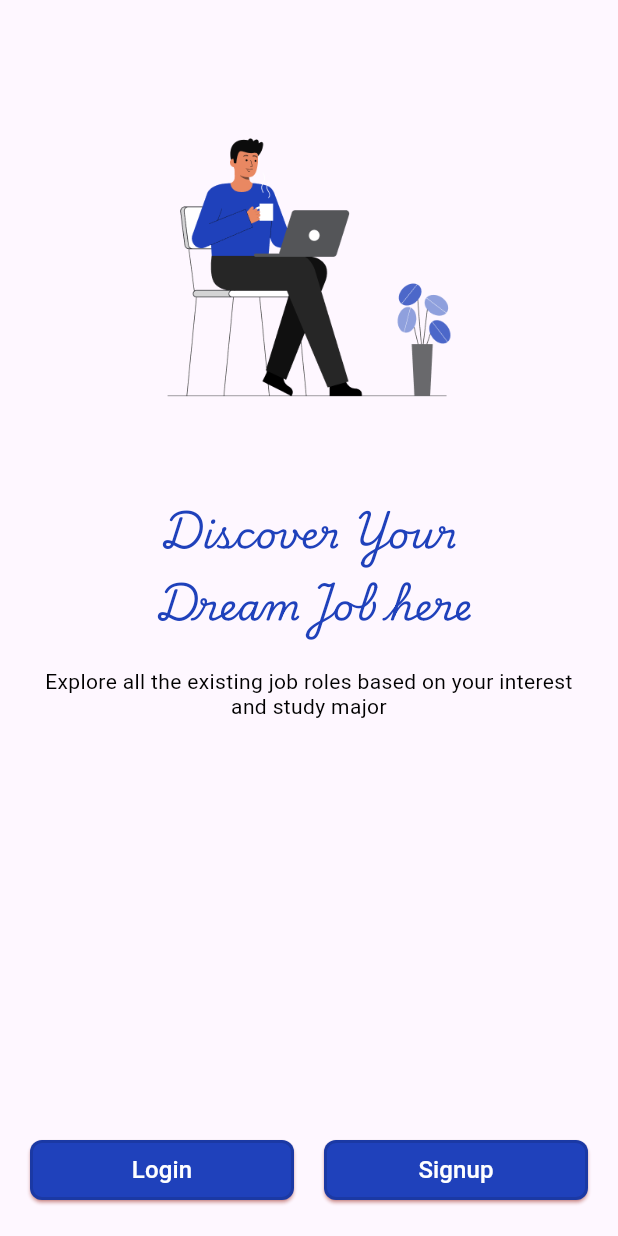
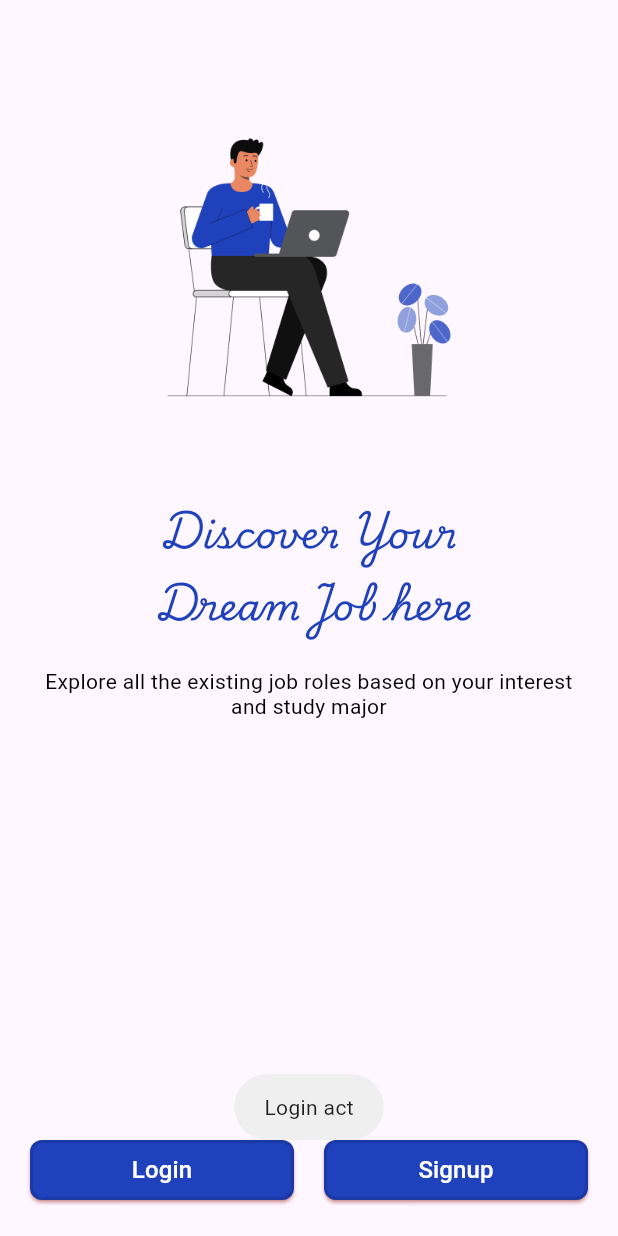
Before and after one commit to thedinkarbhardwaj/Flutter, a Flutter app: the screen it shows after launch, after a tap on "Login", on a phone screen of 412 x 824 dp. Run offline on Flutter 3.47's test engine with Material 3 defaults, Android fonts, the light colour scheme and no system bars; our stand-ins replace bottom_navy_bar, contacts_service, file_picker, firebase_core, firebase_messaging, flutter_local_notifications and 12 more; missing offline and left inert: alerter, dart:ffi, flutter_sms, reviews_slider, text_to_speech; accounts and stored records are empty; network calls fail.

Commit message:
Initial Commit

```diff
--- a/LoginScreen/lib/CommonDesign/CommonDesign.dart
+++ b/LoginScreen/lib/CommonDesign/CommonDesign.dart
@@ -15,9 +15,9 @@ import '../Utils/colors.dart';
    return Text(desc,style: TextStyle(fontSize: 14, color: Colors.black,height: 1.2), textAlign: TextAlign.center,);
  }
 
-ElevatedButton commonBtn(String title) {
+ElevatedButton commonBtn(String title,{VoidCallback? onPressedd}) {
   return ElevatedButton(
-    onPressed: () {},
+    onPressed: onPressedd,
     style: ElevatedButton.styleFrom(
       backgroundColor: Color(int.parse("0xFF1F41BB")), // Set custom hex color
       shape: RoundedRectangleBorder(
--- a/LoginScreen/lib/login.dart
+++ b/LoginScreen/lib/login.dart
@@ -1,6 +1,7 @@
 import 'package:flutter/material.dart';
 import 'package:login_screen/CommonDesign/CommonDesign.dart';
 import 'package:login_screen/Utils/colors.dart';
+import 'package:fluttertoast/fluttertoast.dart';
 
 void main(){
   runApp(LoginApp());
@@ -40,7 +41,10 @@ class _LoginAppState extends State<LoginApp> {
               SizedBox(height: 20),
               SizedBox(
                   width: double.infinity,
-                  child: commonBtn("Sign in")),
+                  child: commonBtn("Sign in", onPressedd: () {
+                    print("Click on signin");
+                    Fluttertoast.showToast(msg: "Click on signin");
+                  })),
               SizedBox(height: 30),
               descTxt("Create new account"),
               SizedBox(height: 30),
--- a/LoginScreen/lib/main.dart
+++ b/LoginScreen/lib/main.dart
@@ -1,6 +1,7 @@
 import 'package:flutter/material.dart';
 
 import 'CommonDesign/CommonDesign.dart';
+import 'package:fluttertoast/fluttertoast.dart';
 
 void main() {
   runApp(const LoginScreen());
@@ -45,9 +46,14 @@ class _LoginScreenState extends State<LoginScreen> {
               child: Row(
                 mainAxisAlignment: MainAxisAlignment.center,
                 children: [
-                  Expanded(child: commonBtn("Login")),
+                  Expanded(child: commonBtn("Login", onPressedd: () {
+                    Fluttertoast.showToast(msg: "Login act");
+                  })),
                   SizedBox(width: 20),
-                  Expanded(child: commonBtn("Signup")),
+                  Expanded(child: commonBtn("Signup", onPressedd: () {
+                    Fluttertoast.showToast(msg: "Signup act");
+
+                  })),
                 ],
               ),
             ),
--- a/LoginScreen/pubspec.yaml
+++ b/LoginScreen/pubspec.yaml
@@ -45,6 +45,7 @@ dev_dependencies:
   # package. See that file for information about deactivating specific lint
   # rules and activating additional ones.
   flutter_lints: ^5.0.0
+  fluttertoast: ^8.2.12
 
 # For information on the generic Dart part of this file, see the
 # following page: https://dart.dev/tools/pub/pubspec
```
Also changed, not shown: LoginScreen/pubspec.lock.
